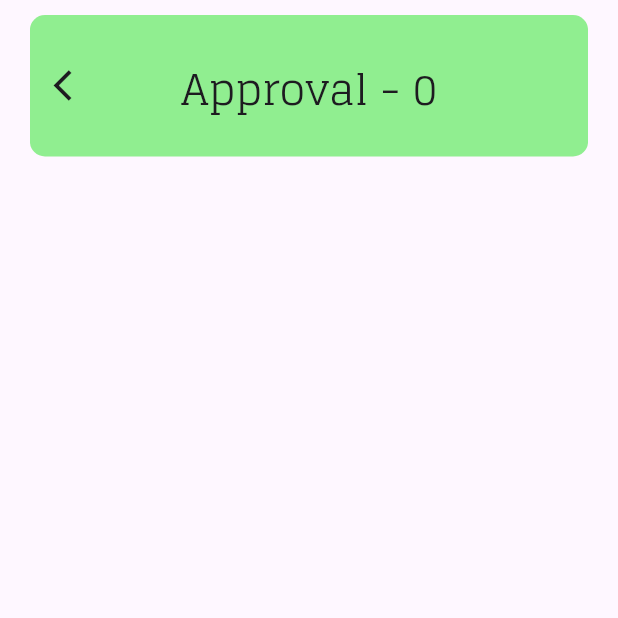
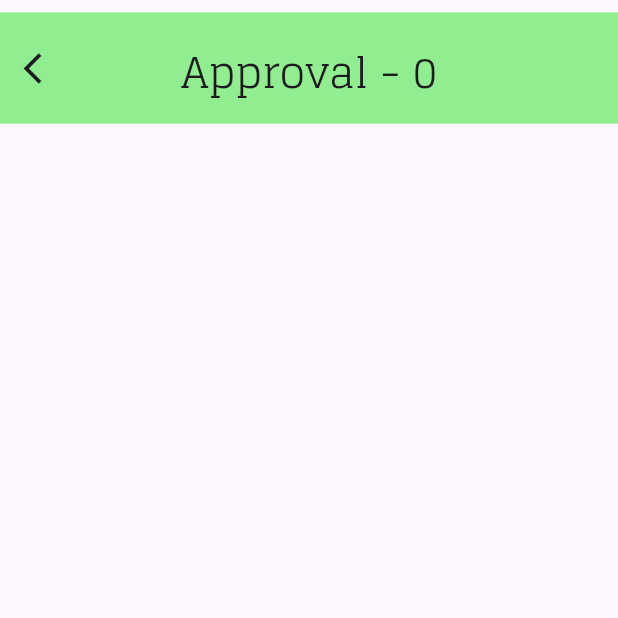
Before and after one commit to abhijithu1/AdvApp, a Flutter app: the Home screen opened by its route, after a tap on an icon or button, on a phone screen of 412 x 824 dp, the top half of it. Run offline on Flutter 3.47's test engine with Material 3 defaults, Android fonts, the phone set to English and light mode, and no system bars; our stand-ins replace font_awesome_flutter, get; network calls fail.

Commit message:
UI changes

```diff
--- a/lib/Contents/views/home.dart
+++ b/lib/Contents/views/home.dart
@@ -20,21 +20,95 @@ class Home extends StatelessWidget {
     HomeController controller = Get.put(HomeController());
 
     return Scaffold(
+      bottomNavigationBar: Container(
+        // margin: EdgeInsets.zero,
+        height: _screenheight * 0.084518,
+        decoration: BoxDecoration(
+          color: AdvColors.loginfield,
+        ),
+        child: BottomNavigationBar(
+            currentIndex: controller.selectedpage.toInt(),
+            elevation: 0,
+            landscapeLayout: BottomNavigationBarLandscapeLayout.spread,
+            onTap: (index) {
+              controller.setindex(index);
+              pg.animateToPage(index,
+                  duration: Duration(milliseconds: 400),
+                  curve: Curves.easeInOutSine);
+              // debugPrint("Index number $index");
+            },
+            selectedItemColor: AdvColors.navyellow,
+            unselectedItemColor: Colors.black,
+            type: BottomNavigationBarType.fixed,
+            backgroundColor: AdvColors.loginfield,
+            items: [
+              BottomNavigationBarItem(
+                label: '',
+                icon: Obx(() => CircleAvatar(
+                      backgroundColor: controller.selectedpage.value == 0
+                          ? AdvColors.navyellow
+                          : Colors.white,
+                      radius: _screenheight * 0.023,
+                      // height: _screenheight * 0.039006,
+                      // width: _screenwidth * 0.1616244,
+                      child: FaIcon(
+                        FontAwesomeIcons.squareCheck,
+                        color: Colors.black,
+                      ),
+                    )),
+              ),
+              BottomNavigationBarItem(
+                label: '',
+                icon: Obx(() => CircleAvatar(
+                      backgroundColor: controller.selectedpage.value == 1
+                          ? AdvColors.navyellow
+                          : Colors.white,
+                      radius: _screenheight * 0.023,
+                      // height: _screenheight * 0.039006,
+                      // width: _screenwidth * 0.1616244,
+                      child: FaIcon(
+                        FontAwesomeIcons.peopleGroup,
+                        color: Colors.black,
+                      ),
+                    )),
+              ),
+              BottomNavigationBarItem(
+                label: '',
+                icon: Obx(() => CircleAvatar(
+                      backgroundColor: controller.selectedpage.value == 2
+                          ? AdvColors.navyellow
+                          : Colors.white,
+                      radius: _screenheight * 0.023,
+                      // height: _screenheight * 0.039006,
+                      // width: _screenwidth * 0.1616244,
+                      child: FaIcon(
+                        FontAwesomeIcons.graduationCap,
+                        color: Colors.black,
+                      ),
+                    )),
+              )
+            ]),
+      ),
       body: Container(
         // height: _screenheight,
         // width: _screenwidth,
         child: SafeArea(
           child: Padding(
-            padding: EdgeInsets.symmetric(
-              horizontal: _screenwidth * 0.04843318,
+            padding: EdgeInsets.only(
+              top: _screenheight * 0.0100227,
+              bottom: 0,
             ),
             child: CustomScrollView(
-              physics: BouncingScrollPhysics(),
+              physics: const BouncingScrollPhysics(),
               slivers: [
                 SliverAppBar(
+                  shape: RoundedRectangleBorder(
+                    borderRadius: BorderRadius.circular(0),
+                  ),
                   actions: [
                     Padding(
-                      padding: const EdgeInsets.only(right: 5),
+                      padding:
+                          EdgeInsets.only(right: _screenwidth * 0.04843318),
                       child: Container(
                         height: _screenheight * 0.09399,
                         width: _screenwidth * 0.17193,
@@ -46,13 +120,13 @@ class Home extends StatelessWidget {
                       ),
                     ),
                   ],
-                  toolbarHeight: _screenheight * 0.1144227,
+                  toolbarHeight: _screenheight * 0.0900227,
                   floating: true,
                   pinned: true,
-                  elevation: 3,
+                  elevation: 0,
                   title: Padding(
-                    padding: const EdgeInsets.only(
-                      top: 6,
+                    padding: EdgeInsets.only(
+                      top: _screenheight * 0.016,
                     ),
                     child: Obx(() => Text(
                           controller.titles[controller.selectedpage.value],
@@ -65,9 +139,9 @@ class Home extends StatelessWidget {
                 ),
                 SliverList(
                   delegate: SliverChildListDelegate([
-                    const SizedBox(height: 5),
+                    // const SizedBox(height: 5),
                     Container(
-                      height: _screenheight * 0.7248700485,
+                      height: _screenheight * 0.7948700485,
                       child: PageView(
                         controller: pg,
                         physics: const BouncingScrollPhysics(),
@@ -84,94 +158,79 @@ class Home extends StatelessWidget {
                         ],
                       ),
                     ),
-                    Container(
-                      height: _screenheight * 0.1014518,
-                      decoration: BoxDecoration(
-                        boxShadow: [
-                          BoxShadow(
-                              color: Colors.grey.withOpacity(0.5),
-                              spreadRadius: 5,
-                              blurRadius: 7,
-                              offset: Offset(0, 3))
-                        ],
-                        border: Border.all(
-                          color: Colors.black,
-                        ),
-                        borderRadius: BorderRadius.circular(20),
-                        color: AdvColors.loginfield,
-                      ),
-                      child: Center(
-                        child: Padding(
-                          padding: EdgeInsets.all(7),
-                          child: BottomNavigationBar(
-                              currentIndex: controller.selectedpage.toInt(),
-                              elevation: 0,
-                              landscapeLayout:
-                                  BottomNavigationBarLandscapeLayout.spread,
-                              onTap: (index) {
-                                controller.setindex(index);
-                                pg.animateToPage(index,
-                                    duration: Duration(milliseconds: 400),
-                                    curve: Curves.easeInOut);
-                                debugPrint("Index number $index");
-                              },
-                              selectedItemColor: AdvColors.navyellow,
-                              unselectedItemColor: Colors.black,
-                              type: BottomNavigationBarType.fixed,
-                              backgroundColor: AdvColors.loginfield,
-                              items: [
-                                BottomNavigationBarItem(
-                                  label: '',
-                                  icon: Obx(() => CircleAvatar(
-                                        backgroundColor:
-                                            controller.selectedpage.value == 0
-                                                ? AdvColors.navyellow
-                                                : Colors.white,
-                                        radius: _screenheight * 0.023,
-                                        // height: _screenheight * 0.039006,
-                                        // width: _screenwidth * 0.1616244,
-                                        child: FaIcon(
-                                          FontAwesomeIcons.squareCheck,
-                                          color: Colors.black,
-                                        ),
-                                      )),
-                                ),
-                                BottomNavigationBarItem(
-                                  label: '',
-                                  icon: Obx(() => CircleAvatar(
-                                        backgroundColor:
-                                            controller.selectedpage.value == 1
-                                                ? AdvColors.navyellow
-                                                : Colors.white,
-                                        radius: _screenheight * 0.023,
-                                        // height: _screenheight * 0.039006,
-                                        // width: _screenwidth * 0.1616244,
-                                        child: FaIcon(
-                                          FontAwesomeIcons.peopleGroup,
-                                          color: Colors.black,
-                                        ),
-                                      )),
-                                ),
-                                BottomNavigationBarItem(
-                                  label: '',
-                                  icon: Obx(() => CircleAvatar(
-                                        backgroundColor:
-                                            controller.selectedpage.value == 2
-                                                ? AdvColors.navyellow
-                                                : Colors.white,
-                                        radius: _screenheight * 0.023,
-                                        // height: _screenheight * 0.039006,
-                                        // width: _screenwidth * 0.1616244,
-                                        child: FaIcon(
-                                          FontAwesomeIcons.graduationCap,
-                                          color: Colors.black,
-                                        ),
-                                      )),
-                                )
-                              ]),
-                        ),
-                      ),
-                    )
+                    // Container(
+                    //   margin: EdgeInsets.zero,
+                    //   height: _screenheight * 0.094518,
+                    //   decoration: BoxDecoration(
+                    //     color: AdvColors.loginfield,
+                    //   ),
+                    //   child: BottomNavigationBar(
+                    //       currentIndex: controller.selectedpage.toInt(),
+                    //       elevation: 0,
+                    //       landscapeLayout:
+                    //           BottomNavigationBarLandscapeLayout.spread,
+                    //       onTap: (index) {
+                    //         controller.setindex(index);
+                    //         pg.animateToPage(index,
+                    //             duration: Duration(milliseconds: 400),
+                    //             curve: Curves.easeInOutSine);
+                    //         // debugPrint("Index number $index");
+                    //       },
+                    //       selectedItemColor: AdvColors.navyellow,
+                    //       unselectedItemColor: Colors.black,
+                    //       type: BottomNavigationBarType.fixed,
+                    //       backgroundColor: AdvColors.loginfield,
+                    //       items: [
+                    //         BottomNavigationBarItem(
+                    //           label: '',
+                    //           icon: Obx(() => CircleAvatar(
+                    //                 backgroundColor:
+                    //                     controller.selectedpage.value == 0
+                    //                         ? AdvColors.navyellow
+                    //                         : Colors.white,
+                    //                 radius: _screenheight * 0.023,
+                    //                 // height: _screenheight * 0.039006,
+                    //                 // width: _screenwidth * 0.1616244,
+                    //                 child: FaIcon(
+                    //                   FontAwesomeIcons.squareCheck,
+                    //                   color: Colors.black,
+                    //                 ),
+                    //               )),
+                    //         ),
+                    //         BottomNavigationBarItem(
+                    //           label: '',
+                    //           icon: Obx(() => CircleAvatar(
+                    //                 backgroundColor:
+                    //                     controller.selectedpage.value == 1
+                    //                         ? AdvColors.navyellow
+                    //                         : Colors.white,
+                    //                 radius: _screenheight * 0.023,
+                    //                 // height: _screenheight * 0.039006,
+                    //                 // width: _screenwidth * 0.1616244,
+                    //                 child: FaIcon(
+                    //                   FontAwesomeIcons.peopleGroup,
+                    //                   color: Colors.black,
+                    //                 ),
+                    //               )),
+                    //         ),
+                    //         BottomNavigationBarItem(
+                    //           label: '',
+                    //           icon: Obx(() => CircleAvatar(
+                    //                 backgroundColor:
+                    //                     controller.selectedpage.value == 2
+                    //                         ? AdvColors.navyellow
+                    //                         : Colors.white,
+                    //                 radius: _screenheight * 0.023,
+                    //                 // height: _screenheight * 0.039006,
+                    //                 // width: _screenwidth * 0.1616244,
+                    //                 child: FaIcon(
+                    //                   FontAwesomeIcons.graduationCap,
+                    //                   color: Colors.black,
+                    //                 ),
+                    //               )),
+                    //         )
+                    //       ]),
+                    // )
                   ]),
                 )
               ],
--- a/lib/approval/views/approval.dart
+++ b/lib/approval/views/approval.dart
@@ -17,9 +17,8 @@ class ApprovalPage extends StatelessWidget {
       child: Scaffold(
         body: Padding(
           padding: EdgeInsets.only(
-              top: 10.0,
-              left: _screenwidth * 0.04843318,
-              right: _screenwidth * 0.04843318),
+            top: _screenheight * 0.0100227,
+          ),
           child: CustomScrollView(
             physics: BouncingScrollPhysics(),
             slivers: [
@@ -32,10 +31,13 @@ class ApprovalPage extends StatelessWidget {
                   ),
                 ),
                 centerTitle: true,
-                toolbarHeight: _screenheight * 0.1144227,
+                toolbarHeight: _screenheight * 0.0900227,
                 floating: true,
                 pinned: true,
-                elevation: 3,
+                elevation: 0,
+                shape: RoundedRectangleBorder(
+                  borderRadius: BorderRadius.circular(0),
+                ),
                 title: Padding(
                   padding: const EdgeInsets.only(
                     top: 6,
--- a/lib/main.dart
+++ b/lib/main.dart
@@ -7,7 +7,7 @@ import 'package:flutter/material.dart';
 import 'package:get/get.dart';
 
 void main() {
-  runApp(MyApp());
+  runApp(const MyApp());
 }
 
 class MyApp extends StatelessWidget {
--- a/lib/studentview/views/studentview.dart
+++ b/lib/studentview/views/studentview.dart
@@ -15,9 +15,8 @@ class StudentView extends StatelessWidget {
           body: Container(
         child: Padding(
           padding: EdgeInsets.only(
-              top: 10.0,
-              left: _screenwidth * 0.04843318,
-              right: _screenwidth * 0.04843318),
+            top: _screenheight * 0.0100227,
+          ),
           child: CustomScrollView(
             physics: BouncingScrollPhysics(),
             slivers: [
@@ -30,10 +29,13 @@ class StudentView extends StatelessWidget {
                   ),
                 ),
                 centerTitle: true,
-                toolbarHeight: _screenheight * 0.1144227,
+                toolbarHeight: _screenheight * 0.0900227,
                 floating: true,
                 pinned: true,
-                elevation: 3,
+                elevation: 0,
+                shape: RoundedRectangleBorder(
+                  borderRadius: BorderRadius.circular(0),
+                ),
                 title: Padding(
                   padding: const EdgeInsets.only(
                     top: 6,
```
Also changed, not shown: flutter_01.png (added), 16 other files.
